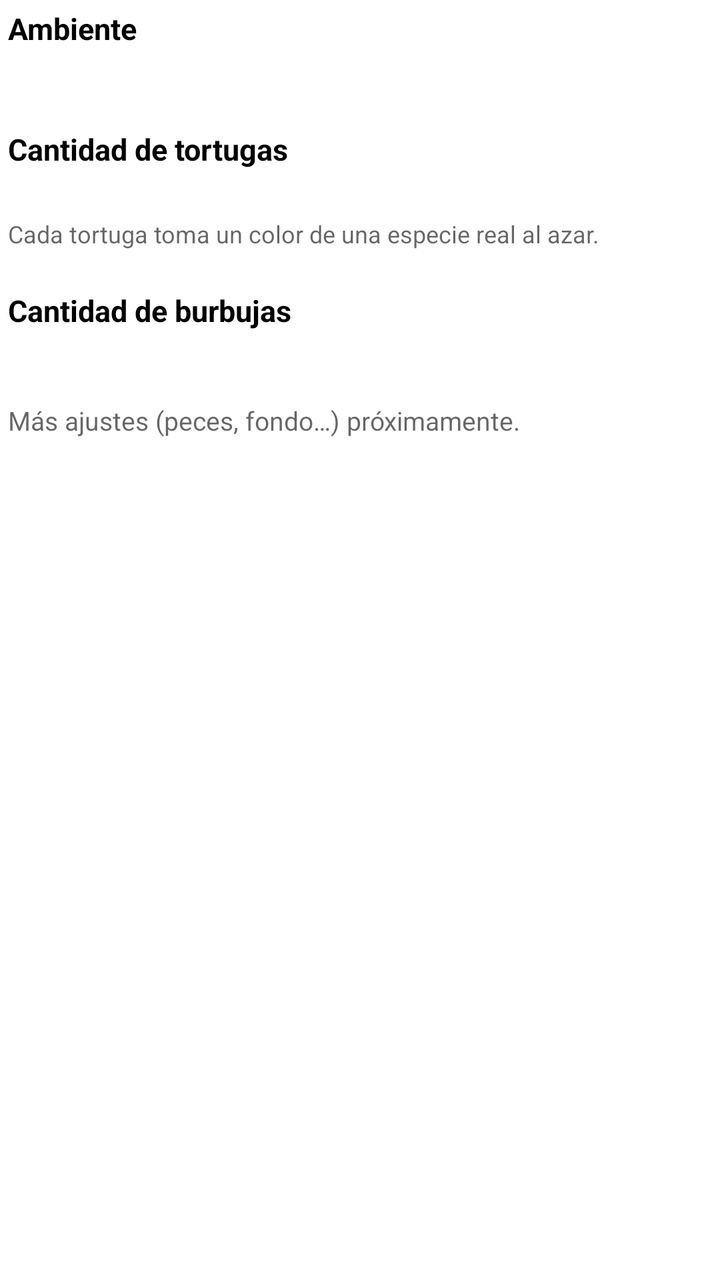
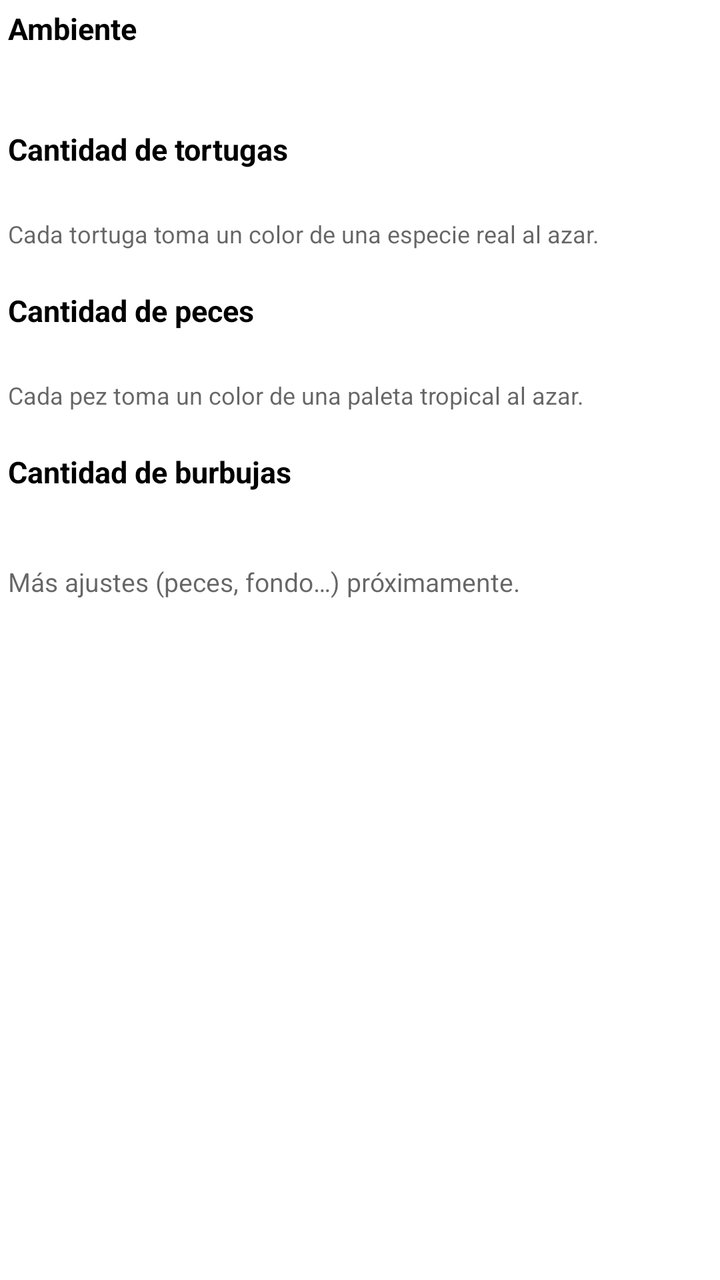

An Android layout rendered at two revisions. The XML below is the earlier revision; the diff shows what the commit changed to produce the second picture.
<!-- AndroidManifest.xml: application theme Theme.AcuarioWallpaper -->
<!-- res/layout/fragment_acuario_settings.xml -->
<?xml version="1.0" encoding="utf-8"?>
<ScrollView xmlns:android="http://schemas.android.com/apk/res/android"
    android:layout_width="match_parent"
    android:layout_height="match_parent">

    <LinearLayout
        android:layout_width="match_parent"
        android:layout_height="wrap_content"
        android:orientation="vertical"
        android:padding="4dp">

        <TextView
            android:layout_width="match_parent"
            android:layout_height="wrap_content"
            android:text="@string/settings_section_environment"
            android:textColor="?attr/colorOnSurface"
            android:textSize="15sp"
            android:textStyle="bold"
            android:layout_marginBottom="8dp" />

        <HorizontalScrollView
            android:layout_width="match_parent"
            android:layout_height="wrap_content"
            android:scrollbars="none"
            android:requiresFadingEdge="horizontal"
            android:fadingEdgeLength="24dp">

            <LinearLayout
                android:id="@+id/containerAcuarioTheme"
                android:layout_width="wrap_content"
                android:layout_height="wrap_content"
                android:orientation="horizontal"
                android:paddingBottom="8dp"
                android:paddingTop="4dp" />
        </HorizontalScrollView>

        <TextView
            android:layout_width="match_parent"
            android:layout_height="wrap_content"
            android:text="@string/settings_section_turtle_count"
            android:textColor="?attr/colorOnSurface"
            android:textSize="15sp"
            android:textStyle="bold"
            android:layout_marginTop="20dp"
            android:layout_marginBottom="8dp" />

        <HorizontalScrollView
            android:layout_width="match_parent"
            android:layout_height="wrap_content"
            android:scrollbars="none"
            android:requiresFadingEdge="horizontal"
            android:fadingEdgeLength="24dp">

            <LinearLayout
                android:id="@+id/containerTurtleCount"
                android:layout_width="wrap_content"
                android:layout_height="wrap_content"
                android:orientation="horizontal"
                android:paddingBottom="8dp"
                android:paddingTop="4dp" />
        </HorizontalScrollView>

        <TextView
            android:layout_width="match_parent"
            android:layout_height="wrap_content"
            android:text="@string/settings_turtle_color_note"
            android:textColor="?android:attr/textColorSecondary"
            android:textSize="12sp"
            android:layout_marginTop="4dp" />

        <TextView
            android:layout_width="match_parent"
            android:layout_height="wrap_content"
            android:text="@string/settings_section_bubble_count"
            android:textColor="?attr/colorOnSurface"
            android:textSize="15sp"
            android:textStyle="bold"
            android:layout_marginTop="20dp"
            android:layout_marginBottom="8dp" />

        <HorizontalScrollView
            android:layout_width="match_parent"
            android:layout_height="wrap_content"
            android:scrollbars="none"
            android:requiresFadingEdge="horizontal"
            android:fadingEdgeLength="24dp">

            <LinearLayout
                android:id="@+id/containerBubbleCount"
                android:layout_width="wrap_content"
                android:layout_height="wrap_content"
                android:orientation="horizontal"
                android:paddingBottom="8dp"
                android:paddingTop="4dp" />
        </HorizontalScrollView>

        <TextView
            android:layout_width="match_parent"
            android:layout_height="wrap_content"
            android:text="@string/settings_placeholder"
            android:textColor="?android:attr/textColorSecondary"
            android:textSize="13sp"
            android:layout_marginTop="16dp" />

    </LinearLayout>
</ScrollView>
<!-- resources referenced by this layout -->
<resources>
  <string name="settings_placeholder">Más ajustes (peces, fondo…) próximamente.</string>
  <string name="settings_section_bubble_count">Cantidad de burbujas</string>
  <string name="settings_section_environment">Ambiente</string>
  <string name="settings_section_turtle_count">Cantidad de tortugas</string>
  <string name="settings_turtle_color_note">Cada tortuga toma un color de una especie real al azar.</string>
  <style name="Theme.AcuarioWallpaper" parent="Theme.MaterialComponents.DayNight.DarkActionBar">
          
          <item name="colorPrimary">@color/purple_500</item>
          <item name="colorPrimaryVariant">@color/purple_700</item>
          <item name="colorOnPrimary">@color/white</item>
          
          <item name="colorSecondary">@color/teal_200</item>
          <item name="colorSecondaryVariant">@color/teal_700</item>
          <item name="colorOnSecondary">@color/black</item>
          
          <item name="android:statusBarColor">?attr/colorPrimaryVariant</item>
          
      </style>
  <color name="purple_500">#FF6200EE</color>
  <color name="purple_700">#FF3700B3</color>
  <color name="white">#FFFFFFFF</color>
  <color name="teal_200">#FF03DAC5</color>
  <color name="teal_700">#FF018786</color>
  <color name="black">#FF000000</color>
</resources>

<!-- the commit's change to res/layout/fragment_acuario_settings.xml (unified diff, before → after) -->
@@ -71,6 +71,40 @@
         <TextView
             android:layout_width="match_parent"
             android:layout_height="wrap_content"
+            android:text="@string/settings_section_fish_count"
+            android:textColor="?attr/colorOnSurface"
+            android:textSize="15sp"
+            android:textStyle="bold"
+            android:layout_marginTop="20dp"
+            android:layout_marginBottom="8dp" />
+
+        <HorizontalScrollView
+            android:layout_width="match_parent"
+            android:layout_height="wrap_content"
+            android:scrollbars="none"
+            android:requiresFadingEdge="horizontal"
+            android:fadingEdgeLength="24dp">
+
+            <LinearLayout
+                android:id="@+id/containerFishCount"
+                android:layout_width="wrap_content"
+                android:layout_height="wrap_content"
+                android:orientation="horizontal"
+                android:paddingBottom="8dp"
+                android:paddingTop="4dp" />
+        </HorizontalScrollView>
+
+        <TextView
+            android:layout_width="match_parent"
+            android:layout_height="wrap_content"
+            android:text="@string/settings_fish_color_note"
+            android:textColor="?android:attr/textColorSecondary"
+            android:textSize="12sp"
+            android:layout_marginTop="4dp" />
+
+        <TextView
+            android:layout_width="match_parent"
+            android:layout_height="wrap_content"
             android:text="@string/settings_section_bubble_count"
             android:textColor="?attr/colorOnSurface"
             android:textSize="15sp"
<!-- resource entries referenced after the edit -->
@@ -1,8 +1,10 @@
 <!-- resources referenced by this layout -->
 <resources>
+  <string name="settings_fish_color_note">Cada pez toma un color de una paleta tropical al azar.</string>
   <string name="settings_placeholder">Más ajustes (peces, fondo…) próximamente.</string>
   <string name="settings_section_bubble_count">Cantidad de burbujas</string>
   <string name="settings_section_environment">Ambiente</string>
+  <string name="settings_section_fish_count">Cantidad de peces</string>
   <string name="settings_section_turtle_count">Cantidad de tortugas</string>
   <string name="settings_turtle_color_note">Cada tortuga toma un color de una especie real al azar.</string>
   <style name="Theme.AcuarioWallpaper" parent="Theme.MaterialComponents.DayNight.DarkActionBar">
